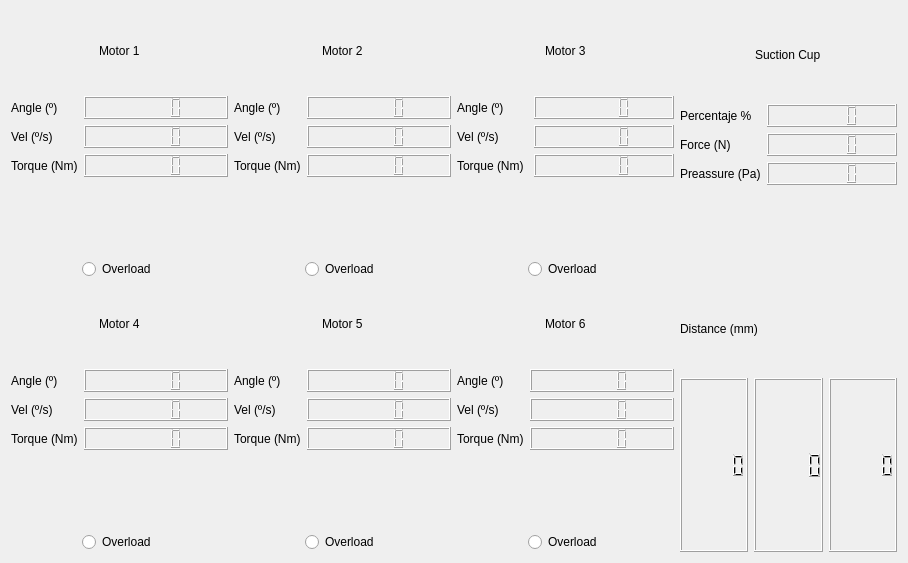
This is movimientos/Movimientos/module.ui in Alvaro-Agenjo/ROMERIN_SIM as Qt 5 draws it before an edit. The edited form follows.
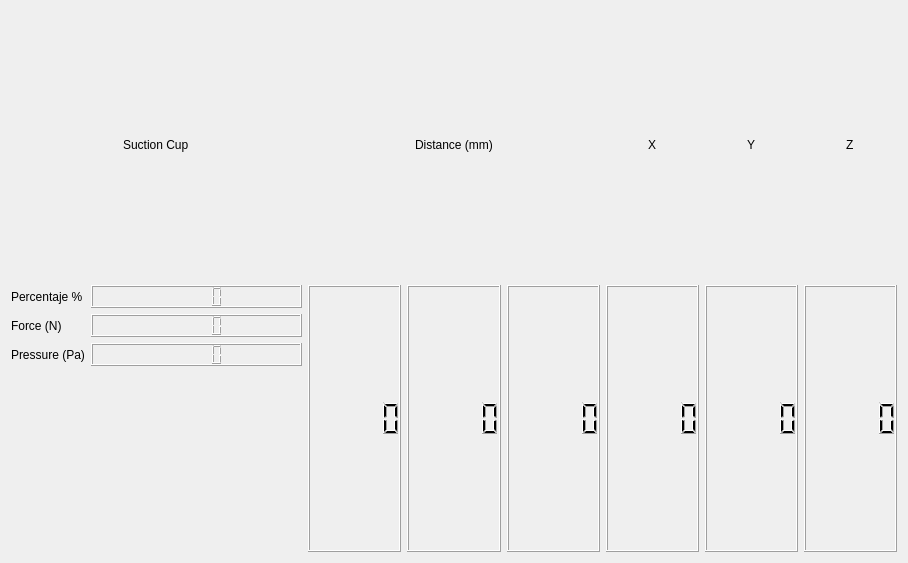
This is the edited form.

Patch:
```diff
--- a/movimientos/Movimientos/module.ui
+++ b/movimientos/Movimientos/module.ui
@@ -13,183 +13,16 @@
   <property name="windowTitle">
    <string>Form</string>
   </property>
-  <layout class="QGridLayout" name="gridLayout">
-   <item row="0" column="0">
-    <layout class="QVBoxLayout" name="verticalLayout" stretch="1,2,1">
-     <item alignment="Qt::AlignHCenter">
-      <widget class="QLabel" name="label_2">
-       <property name="text">
-        <string>Motor 1</string>
-       </property>
-      </widget>
-     </item>
+  <layout class="QHBoxLayout" name="horizontalLayout_5">
      <item>
-      <layout class="QFormLayout" name="formLayout">
-       <item row="0" column="0">
-        <widget class="QLabel" name="label">
-         <property name="text">
-          <string>Angle (º)</string>
-         </property>
-        </widget>
-       </item>
-       <item row="0" column="1">
-        <widget class="QLCDNumber" name="ang_1"/>
-       </item>
-       <item row="1" column="0">
-        <widget class="QLabel" name="label_3">
-         <property name="text">
-          <string>Vel (º/s)</string>
-         </property>
-        </widget>
-       </item>
-       <item row="1" column="1">
-        <widget class="QLCDNumber" name="vel_1"/>
-       </item>
-       <item row="2" column="0">
-        <widget class="QLabel" name="label_4">
-         <property name="text">
-          <string>Torque (Nm)</string>
-         </property>
-        </widget>
-       </item>
-       <item row="2" column="1">
-        <widget class="QLCDNumber" name="torque_1"/>
-       </item>
-      </layout>
-     </item>
-     <item alignment="Qt::AlignHCenter">
-      <widget class="QRadioButton" name="Overload">
-       <property name="text">
-        <string>Overload</string>
-       </property>
-      </widget>
-     </item>
-    </layout>
-   </item>
-   <item row="0" column="1">
-    <layout class="QVBoxLayout" name="verticalLayout_2" stretch="1,2,1">
-     <item alignment="Qt::AlignHCenter">
-      <widget class="QLabel" name="label_5">
-       <property name="text">
-        <string>Motor 2</string>
-       </property>
-      </widget>
-     </item>
+    <layout class="QVBoxLayout" name="main_layout">
      <item>
-      <layout class="QFormLayout" name="formLayout_2">
-       <item row="0" column="0">
-        <widget class="QLabel" name="label_6">
-         <property name="text">
-          <string>Angle (º)</string>
-         </property>
-        </widget>
-       </item>
-       <item row="0" column="1">
-        <widget class="QLCDNumber" name="ang_2"/>
-       </item>
-       <item row="1" column="0">
-        <widget class="QLabel" name="label_7">
-         <property name="text">
-          <string>Vel (º/s)</string>
-         </property>
-        </widget>
-       </item>
-       <item row="1" column="1">
-        <widget class="QLCDNumber" name="vel_2"/>
-       </item>
-       <item row="2" column="0">
-        <widget class="QLabel" name="label_8">
-         <property name="text">
-          <string>Torque (Nm)</string>
-         </property>
-        </widget>
-       </item>
-       <item row="2" column="1">
-        <widget class="QLCDNumber" name="torque_2"/>
-       </item>
-      </layout>
-     </item>
-     <item alignment="Qt::AlignHCenter">
-      <widget class="QRadioButton" name="Overload_2">
-       <property name="text">
-        <string>Overload</string>
-       </property>
-      </widget>
-     </item>
-    </layout>
-   </item>
-   <item row="0" column="2">
-    <layout class="QVBoxLayout" name="verticalLayout_3" stretch="1,2,1">
-     <item alignment="Qt::AlignHCenter">
-      <widget class="QLabel" name="label_9">
-       <property name="text">
-        <string>Motor 3</string>
-       </property>
-      </widget>
-     </item>
+      <layout class="QGridLayout" name="motorsLayOut"/>
+     </item>
      <item>
-      <layout class="QFormLayout" name="formLayout_3">
-       <property name="fieldGrowthPolicy">
-        <enum>QFormLayout::AllNonFixedFieldsGrow</enum>
-       </property>
-       <property name="rowWrapPolicy">
-        <enum>QFormLayout::DontWrapRows</enum>
-       </property>
-       <property name="horizontalSpacing">
-        <number>10</number>
-       </property>
-       <property name="verticalSpacing">
-        <number>6</number>
-       </property>
-       <property name="leftMargin">
-        <number>0</number>
-       </property>
-       <property name="bottomMargin">
-        <number>0</number>
-       </property>
-       <item row="0" column="0">
-        <widget class="QLabel" name="label_10">
-         <property name="text">
-          <string>Angle (º)</string>
-         </property>
-        </widget>
-       </item>
-       <item row="0" column="1">
-        <widget class="QLCDNumber" name="ang_3"/>
-       </item>
-       <item row="1" column="0">
-        <widget class="QLabel" name="label_11">
-         <property name="text">
-          <string>Vel (º/s)</string>
-         </property>
-        </widget>
-       </item>
-       <item row="1" column="1">
-        <widget class="QLCDNumber" name="vel_3"/>
-       </item>
-       <item row="2" column="0">
-        <widget class="QLabel" name="label_12">
-         <property name="text">
-          <string>Torque (Nm)</string>
-         </property>
-        </widget>
-       </item>
-       <item row="2" column="1">
-        <widget class="QLCDNumber" name="torque_3"/>
-       </item>
-      </layout>
-     </item>
-     <item alignment="Qt::AlignHCenter">
-      <widget class="QRadioButton" name="Overload_3">
-       <property name="text">
-        <string>Overload</string>
-       </property>
-      </widget>
-     </item>
-    </layout>
-   </item>
-   <item row="0" column="3">
-    <layout class="QVBoxLayout" name="verticalLayout_7" stretch="1,2">
+      <layout class="QHBoxLayout" name="horizontalLayout_4">
+       <item>
+        <layout class="QVBoxLayout" name="verticalLayout">
      <item alignment="Qt::AlignHCenter">
       <widget class="QLabel" name="label_25">
        <property name="text">
@@ -222,7 +55,7 @@
        <item row="2" column="0">
         <widget class="QLabel" name="label_28">
          <property name="text">
-          <string>Preassure (Pa)</string>
+              <string>Pressure (Pa)</string>
          </property>
         </widget>
        </item>
@@ -233,165 +66,9 @@
      </item>
     </layout>
    </item>
-   <item row="1" column="0">
-    <layout class="QVBoxLayout" name="verticalLayout_4" stretch="1,2,1">
-     <item alignment="Qt::AlignHCenter">
-      <widget class="QLabel" name="label_13">
-       <property name="text">
-        <string>Motor 4</string>
-       </property>
-      </widget>
-     </item>
      <item>
-      <layout class="QFormLayout" name="formLayout_4">
-       <item row="0" column="0">
-        <widget class="QLabel" name="label_14">
-         <property name="text">
-          <string>Angle (º)</string>
-         </property>
-        </widget>
-       </item>
-       <item row="0" column="1">
-        <widget class="QLCDNumber" name="ang_4"/>
-       </item>
-       <item row="1" column="0">
-        <widget class="QLabel" name="label_15">
-         <property name="text">
-          <string>Vel (º/s)</string>
-         </property>
-        </widget>
-       </item>
-       <item row="1" column="1">
-        <widget class="QLCDNumber" name="vel_4"/>
-       </item>
-       <item row="2" column="0">
-        <widget class="QLabel" name="label_16">
-         <property name="text">
-          <string>Torque (Nm)</string>
-         </property>
-        </widget>
-       </item>
-       <item row="2" column="1">
-        <widget class="QLCDNumber" name="torque_4"/>
-       </item>
-      </layout>
-     </item>
+        <layout class="QVBoxLayout" name="verticalLayout_2">
      <item alignment="Qt::AlignHCenter">
-      <widget class="QRadioButton" name="Overload_4">
-       <property name="text">
-        <string>Overload</string>
-       </property>
-      </widget>
-     </item>
-    </layout>
-   </item>
-   <item row="1" column="1">
-    <layout class="QVBoxLayout" name="verticalLayout_5" stretch="1,2,1">
-     <item alignment="Qt::AlignHCenter">
-      <widget class="QLabel" name="label_17">
-       <property name="text">
-        <string>Motor 5</string>
-       </property>
-      </widget>
-     </item>
-     <item>
-      <layout class="QFormLayout" name="formLayout_5">
-       <item row="0" column="0">
-        <widget class="QLabel" name="label_18">
-         <property name="text">
-          <string>Angle (º)</string>
-         </property>
-        </widget>
-       </item>
-       <item row="0" column="1">
-        <widget class="QLCDNumber" name="ang_5"/>
-       </item>
-       <item row="1" column="0">
-        <widget class="QLabel" name="label_19">
-         <property name="text">
-          <string>Vel (º/s)</string>
-         </property>
-        </widget>
-       </item>
-       <item row="1" column="1">
-        <widget class="QLCDNumber" name="vel_5"/>
-       </item>
-       <item row="2" column="0">
-        <widget class="QLabel" name="label_20">
-         <property name="text">
-          <string>Torque (Nm)</string>
-         </property>
-        </widget>
-       </item>
-       <item row="2" column="1">
-        <widget class="QLCDNumber" name="torque_5"/>
-       </item>
-      </layout>
-     </item>
-     <item alignment="Qt::AlignHCenter">
-      <widget class="QRadioButton" name="Overload_5">
-       <property name="text">
-        <string>Overload</string>
-       </property>
-      </widget>
-     </item>
-    </layout>
-   </item>
-   <item row="1" column="2">
-    <layout class="QVBoxLayout" name="verticalLayout_6" stretch="1,2,1">
-     <item alignment="Qt::AlignHCenter">
-      <widget class="QLabel" name="label_21">
-       <property name="text">
-        <string>Motor 6</string>
-       </property>
-      </widget>
-     </item>
-     <item>
-      <layout class="QFormLayout" name="formLayout_6">
-       <item row="0" column="0">
-        <widget class="QLabel" name="label_22">
-         <property name="text">
-          <string>Angle (º)</string>
-         </property>
-        </widget>
-       </item>
-       <item row="0" column="1">
-        <widget class="QLCDNumber" name="ang_6"/>
-       </item>
-       <item row="1" column="0">
-        <widget class="QLabel" name="label_23">
-         <property name="text">
-          <string>Vel (º/s)</string>
-         </property>
-        </widget>
-       </item>
-       <item row="1" column="1">
-        <widget class="QLCDNumber" name="vel_6"/>
-       </item>
-       <item row="2" column="0">
-        <widget class="QLabel" name="label_24">
-         <property name="text">
-          <string>Torque (Nm)</string>
-         </property>
-        </widget>
-       </item>
-       <item row="2" column="1">
-        <widget class="QLCDNumber" name="torque_6"/>
-       </item>
-      </layout>
-     </item>
-     <item alignment="Qt::AlignHCenter">
-      <widget class="QRadioButton" name="Overload_6">
-       <property name="text">
-        <string>Overload</string>
-       </property>
-      </widget>
-     </item>
-    </layout>
-   </item>
-   <item row="1" column="3">
-    <layout class="QVBoxLayout" name="verticalLayout_8" stretch="1,2">
-     <item>
       <widget class="QLabel" name="label_32">
        <property name="text">
         <string>Distance (mm)</string>
@@ -429,6 +106,73 @@
           </sizepolicy>
          </property>
         </widget>
+           </item>
+          </layout>
+         </item>
+        </layout>
+       </item>
+       <item>
+        <layout class="QVBoxLayout" name="verticalLayout_3">
+         <item>
+          <layout class="QHBoxLayout" name="horizontalLayout_3">
+           <item alignment="Qt::AlignHCenter">
+            <widget class="QLabel" name="label_33">
+             <property name="text">
+              <string>X</string>
+             </property>
+            </widget>
+           </item>
+           <item alignment="Qt::AlignHCenter">
+            <widget class="QLabel" name="label_34">
+             <property name="text">
+              <string>Y</string>
+             </property>
+            </widget>
+           </item>
+           <item alignment="Qt::AlignHCenter">
+            <widget class="QLabel" name="label_35">
+             <property name="text">
+              <string>Z</string>
+             </property>
+            </widget>
+           </item>
+          </layout>
+         </item>
+         <item>
+          <layout class="QHBoxLayout" name="horizontalLayout_2">
+           <item>
+            <widget class="QLCDNumber" name="lcd_x">
+             <property name="sizePolicy">
+              <sizepolicy hsizetype="Preferred" vsizetype="Preferred">
+               <horstretch>0</horstretch>
+               <verstretch>0</verstretch>
+              </sizepolicy>
+             </property>
+            </widget>
+           </item>
+           <item>
+            <widget class="QLCDNumber" name="lcd_y">
+             <property name="sizePolicy">
+              <sizepolicy hsizetype="Preferred" vsizetype="Preferred">
+               <horstretch>0</horstretch>
+               <verstretch>0</verstretch>
+              </sizepolicy>
+             </property>
+            </widget>
+           </item>
+           <item>
+            <widget class="QLCDNumber" name="lcd_z">
+             <property name="sizePolicy">
+              <sizepolicy hsizetype="Preferred" vsizetype="Preferred">
+               <horstretch>0</horstretch>
+               <verstretch>0</verstretch>
+              </sizepolicy>
+             </property>
+            </widget>
+           </item>
+          </layout>
+         </item>
+        </layout>
        </item>
       </layout>
      </item>
```
Left out of the diff: 12 changed lines with no effect on the pictures. Lines whose indentation alone changed are shown as unchanged.
